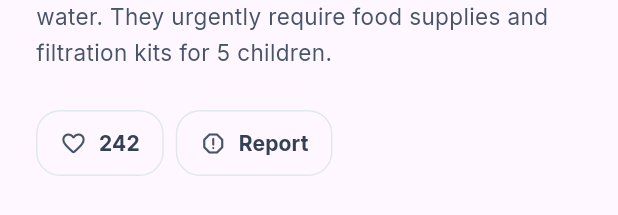
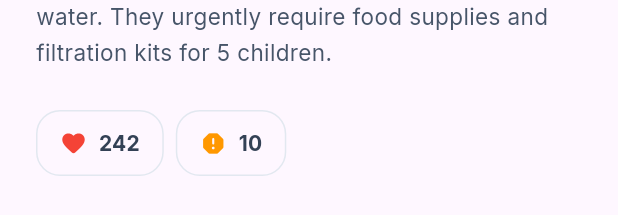
Before and after one commit to ricardoogliari/validacao, a Flutter app: the Detail widget shown alone on an empty page, opened directly with sample values from the repository, on a phone screen of 412 x 824 dp. Shown: the part 646-861 px from the top of the screen. Run offline on Flutter 3.47's test engine with Material 3 defaults, Android fonts, the phone set to English and light mode, and no system bars; drawn by our look-alikes of cached_network_image; our stand-ins replace cloud_firestore, firebase_auth, firebase_core, google_fonts; missing offline and left inert: firebase_ui_auth, firebase_ui_oauth_google; accounts and stored records are empty; network calls fail; statements that could not run were skipped.

Commit message:
add reports count

```diff
--- a/lib/data/api_models/story.dart
+++ b/lib/data/api_models/story.dart
@@ -10,9 +10,12 @@
   final String description;
   final String imageUrl;
   int likesCount;
-  bool hasLiked;
-  bool isReported;
+  int reportsCount;
   final bool isUrgent;
+
+  bool get isLiked => likesCount > 0;
+
+  bool get isReported => reportsCount > 0;
 
   Story({
     required this.id,
@@ -24,8 +27,7 @@
     required this.description,
     required this.imageUrl,
     required this.likesCount,
-    this.hasLiked = false,
-    this.isReported = false,
+    required this.reportsCount,
     this.isUrgent = false,
   });
 
@@ -40,8 +42,7 @@
       'description': description,
       'imageUrl': imageUrl,
       'likesCount': likesCount,
-      'hasLiked': hasLiked,
-      'isReported': isReported,
+      'reportsCount': reportsCount,
       'isUrgent': isUrgent,
     };
   }
@@ -57,8 +58,7 @@
       description: map['description'] as String? ?? '',
       imageUrl: map['imageUrl'] as String? ?? '',
       likesCount: (map['likesCount'] as num?)?.toInt() ?? 0,
-      hasLiked: map['hasLiked'] as bool? ?? false,
-      isReported: map['isReported'] as bool? ?? false,
+      reportsCount: (map['reportsCount'] as num?)?.toInt() ?? 0,
       isUrgent: map['isUrgent'] as bool? ?? false,
     );
   }
--- a/lib/mocks/mocks.dart
+++ b/lib/mocks/mocks.dart
@@ -15,6 +15,7 @@
     imageUrl:
         'https://images.unsplash.com/photo-1488521787991-ed7bbaae773c?auto=format&fit=crop&w=800&q=80',
     likesCount: 242,
+    reportsCount: 10,
     isUrgent: true,
   ),
   // Story Card 1
@@ -30,6 +31,7 @@
     imageUrl:
         'https://images.unsplash.com/photo-1581056771107-24ca5f033842?auto=format&fit=crop&w=500&q=80',
     likesCount: 128,
+    reportsCount: 10,
   ),
   // Story Card 2
   Story(
@@ -44,6 +46,7 @@
     imageUrl:
         'https://images.unsplash.com/photo-1503676260728-1c00da094a0b?auto=format&fit=crop&w=500&q=80',
     likesCount: 95,
+    reportsCount: 10,
   ),
   // Story Card 3
   Story(
@@ -58,6 +61,7 @@
     imageUrl:
         'https://images.unsplash.com/photo-1513829096999-49786022943b?auto=format&fit=crop&w=500&q=80',
     likesCount: 167,
+    reportsCount: 10,
   ),
   // Story Card 4
   Story(
@@ -72,5 +76,6 @@
     imageUrl:
         'https://images.unsplash.com/photo-1504307651254-35680f356dfd?auto=format&fit=crop&w=500&q=80',
     likesCount: 84,
+    reportsCount: 10,
   ),
 ];
--- a/lib/ui/widgets/detail.dart
+++ b/lib/ui/widgets/detail.dart
@@ -106,10 +106,10 @@
                               //_toggleLike(story);
                             },
                             icon: Icon(
-                              story.hasLiked
+                              story.isLiked
                                   ? Icons.favorite_rounded
                                   : Icons.favorite_border_rounded,
-                              color: story.hasLiked
+                              color: story.isLiked
                                   ? Colors.red
                                   : textSecondaryColor,
                               size: 18,
@@ -148,7 +148,7 @@
                               size: 18,
                             ),
                             label: Text(
-                              story.isReported ? 'Reported' : 'Report',
+                              '${story.reportsCount}',
                               style: GoogleFonts.inter(
                                 fontWeight: FontWeight.bold,
                                 color: textDarkColor,
--- a/lib/ui/widgets/story_card.dart
+++ b/lib/ui/widgets/story_card.dart
@@ -106,10 +106,10 @@
                         children: [
                           IconButton(
                             icon: Icon(
-                              story.hasLiked
+                              story.isLiked
                                   ? Icons.favorite_rounded
                                   : Icons.favorite_border_rounded,
-                              color: story.hasLiked
+                              color: story.isLiked
                                   ? Colors.red
                                   : textMutedColor,
                             ),
```
Also changed, not shown: lib/ui/view/aid_connect_screen.dart (+6 -2 lines).
